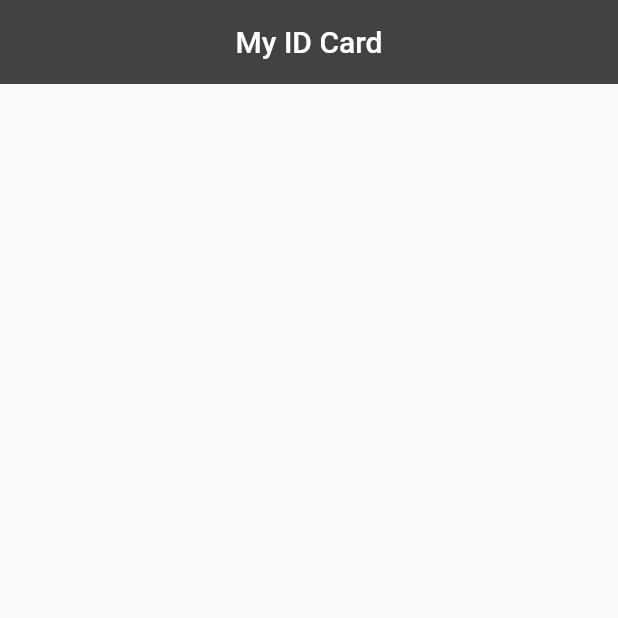
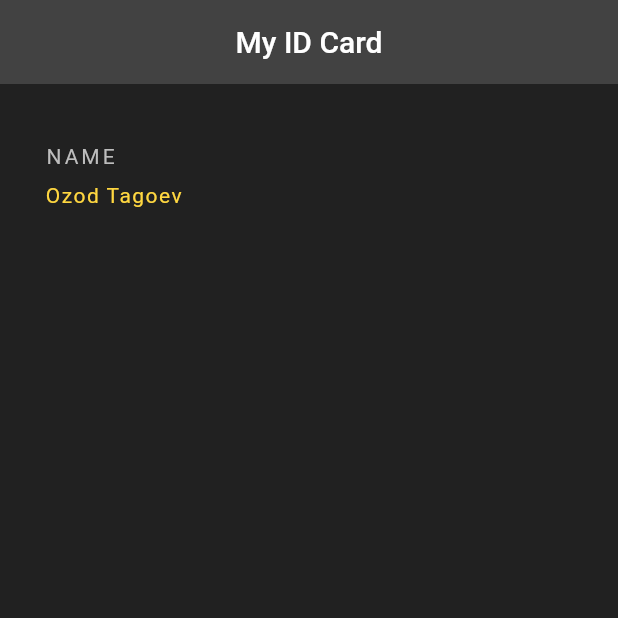
Before and after one commit to OzodTagoevSh/my_id_card, a Flutter app: the screen it shows after launch, on a phone screen of 412 x 824 dp, the top half of it. Run offline on Flutter 3.47's test engine with Material 2 defaults, Android fonts, the phone set to English and light mode, and no system bars.

Commit message:
Column added

```diff
--- a/lib/main.dart
+++ b/lib/main.dart
@@ -10,12 +10,36 @@ class MyCard extends StatelessWidget {
   @override
   Widget build(BuildContext context) {
     return Scaffold(
+      backgroundColor: Colors.grey[900],
       appBar: AppBar(
         title: Text('My ID Card'),
         centerTitle: true,
         backgroundColor: Colors.grey[800],
         elevation: 0.0,
       ),
+      body: Padding(
+        padding: EdgeInsets.fromLTRB(30.0, 40.0, 30.0, 0.0),
+        child: Column(
+          crossAxisAlignment: CrossAxisAlignment.start,
+          children: [
+            Text(
+              'NAME',
+              style: TextStyle(
+                color: Colors.grey[400],
+                letterSpacing: 2.0,
+              ),
+            ),
+            SizedBox(height: 10.0,),
+            Text(
+              'Ozod Tagoev',
+              style: TextStyle(
+                color: Colors.amberAccent,
+                letterSpacing: 1.0
+              ),
+            ),
+          ],
+        ),
+      ),
     );
   }
 }
```
